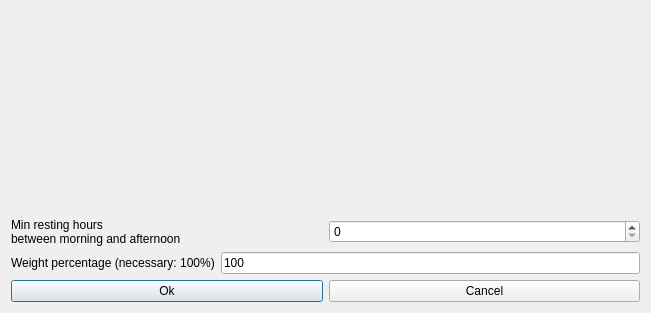
First picture: the form in fet/src/interface/modifyconstraintteachersminrestinghoursbetweenmorningandafternoonform_template.ui, repository vonmecheln/fet, before the edit.
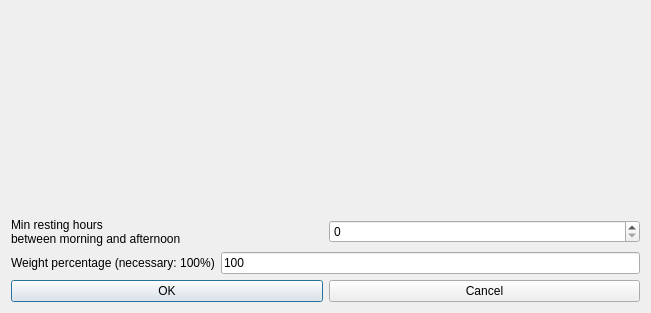
Second picture: the form after the edit.

```diff
--- a/fet/src/interface/modifyconstraintteachersminrestinghoursbetweenmorningandafternoonform_template.ui
+++ b/fet/src/interface/modifyconstraintteachersminrestinghoursbetweenmorningandafternoonform_template.ui
@@ -19,7 +19,7 @@
      <item>
       <widget class="QPushButton" name="okPushButton">
        <property name="text">
-        <string>Ok</string>
+        <string>OK</string>
        </property>
       </widget>
      </item>
```
